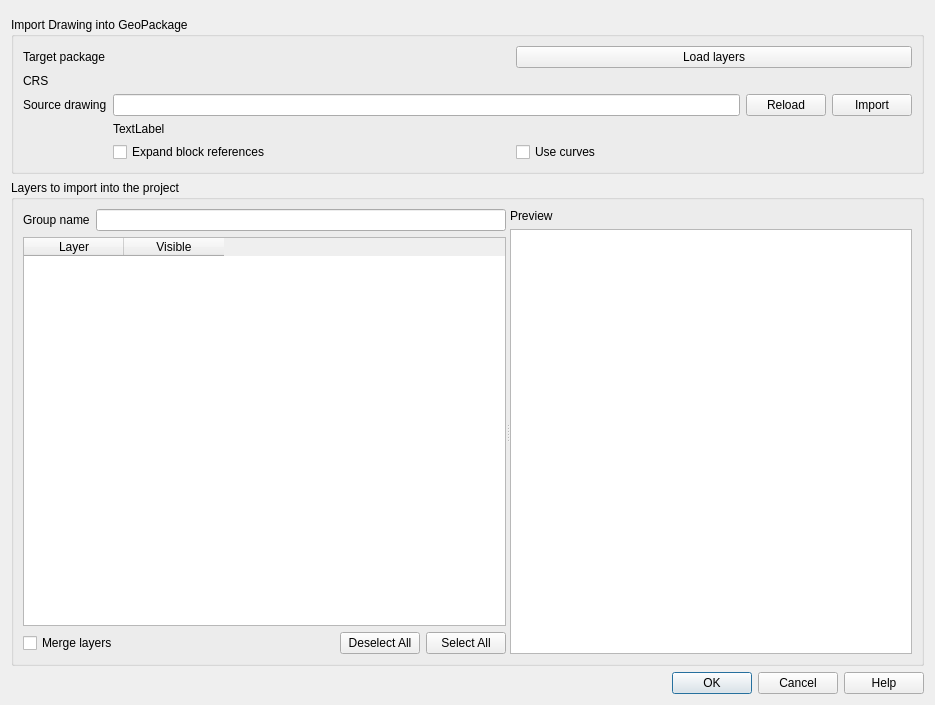
qgis/QGIS, file src/ui/qgsdwgimportbase.ui: the form before one commit.
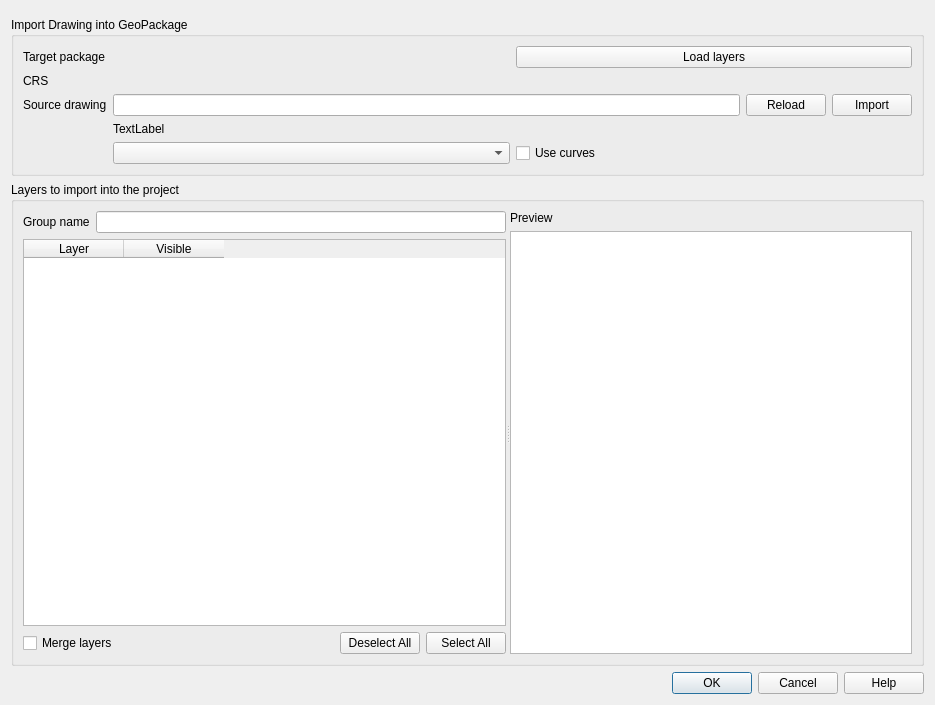
The form after the commit. Custom widgets are drawn as their Qt base class.

Commit message: Dxf/Dwg new  import mode expand blocks & add inserts

What changed in the file:
```diff
--- a/src/ui/qgsdwgimportbase.ui
+++ b/src/ui/qgsdwgimportbase.ui
@@ -113,11 +113,7 @@
       <item row="7" column="1">
        <layout class="QHBoxLayout" name="horizontalLayout_4">
         <item>
-         <widget class="QCheckBox" name="cbExpandInserts">
-          <property name="text">
-           <string>Expand block references</string>
-          </property>
-         </widget>
+         <widget class="QComboBox" name="mBlockModeComboBox"/>
         </item>
         <item>
          <widget class="QCheckBox" name="cbUseCurves">
```
Left out of the diff: 2 changed lines with no effect on the pictures. The commit also changes 3 other files.
